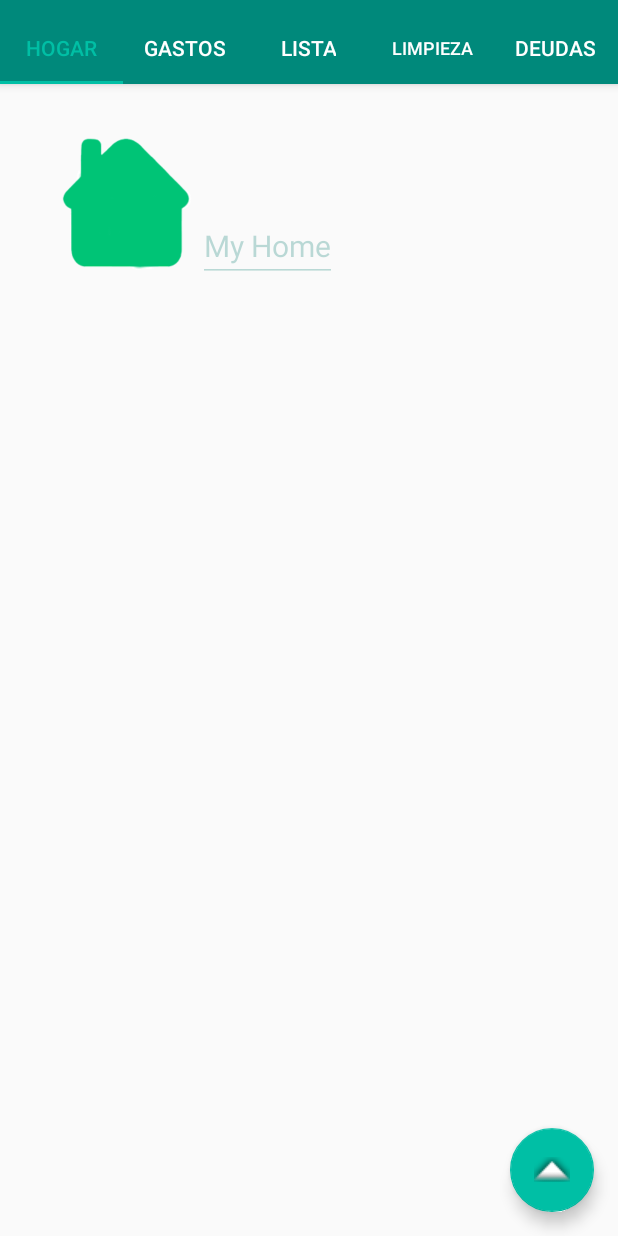
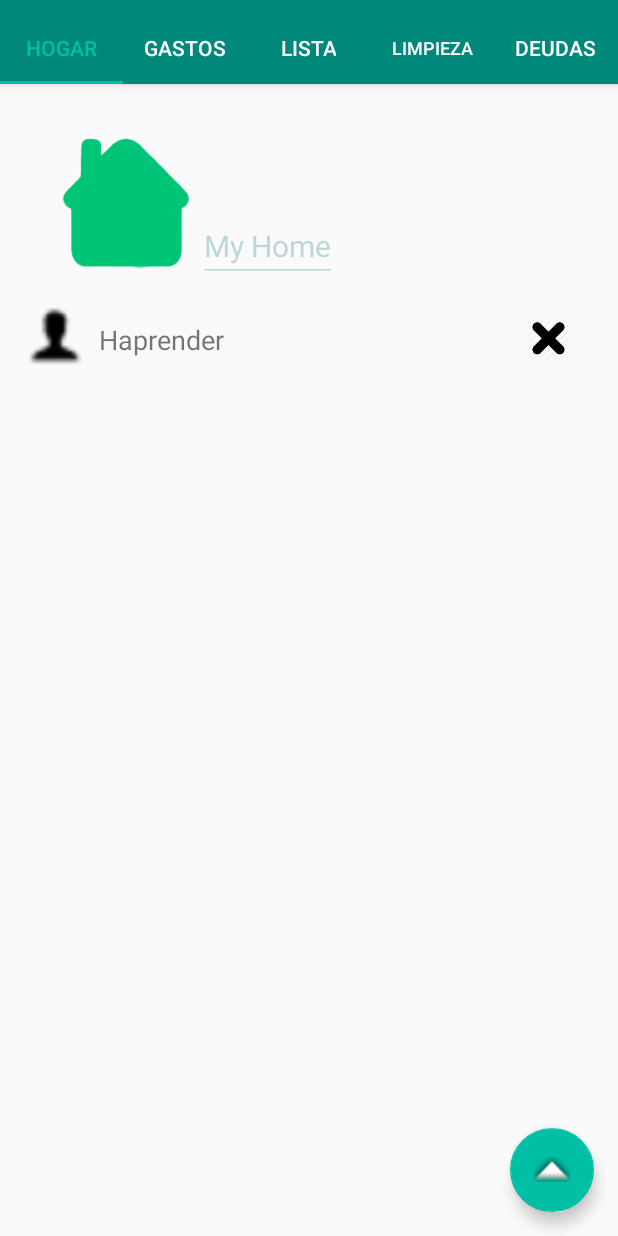
Before and after one commit to Hulk-lian/SharedFloor, an Android app: the screen it shows after launch (Selector_activity), after a tap on "INICIAR SESIÓN", on a phone screen of 412 x 824 dp. Run offline under Robolectric (Android 15) with nearby library versions, the phone set to English and light mode, and no system bars; 2 statements that could not run were skipped.

Commit message:
add recycler

```diff
--- a/app/src/main/java/com/jtsw/sharedfloor/ApplicationsTests/Home_listUsersHome.java
+++ b/app/src/main/java/com/jtsw/sharedfloor/ApplicationsTests/Home_listUsersHome.java
@@ -24,6 +24,6 @@ public class Home_listUsersHome extends ArrayList<User>{
 
         //constructor
         private Home_listUsersHome(){
-            addUser(new User("Donal","DonalDuck@sheep.com","upcuoeslaclave"));
+            addUser(new User("Haprender","DonalDuck@sheep.com","upcuoeslaclave"));
     }
 }
--- a/app/src/main/java/com/jtsw/sharedfloor/Home_fragment.java
+++ b/app/src/main/java/com/jtsw/sharedfloor/Home_fragment.java
@@ -5,10 +5,14 @@ import android.net.Uri;
 import android.os.Bundle;
 import android.support.design.widget.FloatingActionButton;
 import android.support.v4.app.Fragment;
+import android.support.v7.widget.LinearLayoutManager;
+import android.support.v7.widget.RecyclerView;
 import android.view.LayoutInflater;
 import android.view.View;
 import android.view.ViewGroup;
 import android.widget.EditText;
+
+import com.jtsw.sharedfloor.adapter.HomeUsersAdapter;
 
 
 /**
@@ -27,6 +31,12 @@ public class Home_fragment extends Fragment {
     //controls
     EditText medtHomeName;
     FloatingActionButton fabChangeHomeName;
+
+    //TODO: recycler and adapter
+    private RecyclerView recyclerView;
+    private HomeUsersAdapter adapterHome;
+
+    private Selector_activity selector_activity;
 
     // TODO: Rename parameter arguments, choose names that match
     // the fragment initialization parameters, e.g. ARG_ITEM_NUMBER
@@ -75,11 +85,14 @@ public class Home_fragment extends Fragment {
                              Bundle savedInstanceState) {
         //instanciate
         View v=inflater.inflate(R.layout.fragment_home_fragment,container,false);
-
         medtHomeName=(EditText)v.findViewById(R.id.homeEDThomeName);
-
         medtHomeName.setEnabled(editable);
 
+        //recycler
+        recyclerView=(RecyclerView)v.findViewById(R.id.homeLTVusers);
+        adapterHome = new HomeUsersAdapter(v.getContext());
+        recyclerView.setLayoutManager(new LinearLayoutManager(v.getContext()));
+        recyclerView.setAdapter(adapterHome);
         // Inflate the layout for this fragment
         //return inflater.inflate(R.layout.fragment_home_fragment, container, false);
         return v;
@@ -96,12 +109,7 @@ public class Home_fragment extends Fragment {
     public void onAttach(Context context) {
         super.onAttach(context);
 
-        if (context instanceof OnFragmentInteractionListener) {
-            mListener = (OnFragmentInteractionListener) context;
-        } else {
-            throw new RuntimeException(context.toString()
-                    + " must implement OnFragmentInteractionListener");
-        }
+        selector_activity=(Selector_activity) context;
     }
 
     @Override
--- a/app/src/main/java/com/jtsw/sharedfloor/adapter/HomeUsersAdapter.java
+++ b/app/src/main/java/com/jtsw/sharedfloor/adapter/HomeUsersAdapter.java
@@ -1,5 +1,57 @@
 package com.jtsw.sharedfloor.adapter;
 
-public class HomeUsersAdapter {
+import android.content.Context;
+import android.support.v7.widget.RecyclerView;
+import android.view.LayoutInflater;
+import android.view.View;
+import android.view.ViewGroup;
+import android.widget.ImageButton;
+import android.widget.ImageView;
+import android.widget.TextView;
 
+import com.jtsw.sharedfloor.ApplicationsTests.Home_listUsersHome;
+import com.jtsw.sharedfloor.R;
+import com.jtsw.sharedfloor.model.User;
+
+import java.util.ArrayList;
+import java.util.List;
+
+public class HomeUsersAdapter extends RecyclerView.Adapter<HomeUsersAdapter.HomeUsersVewHolder> {
+
+    private List<User> usersList;
+    private Context context;
+    public  HomeUsersAdapter(Context context)
+    {
+        this.context=context;
+        this.usersList= new ArrayList<User>(Home_listUsersHome.getExpenseslist());
+    }
+
+    @Override
+    public HomeUsersVewHolder onCreateViewHolder(ViewGroup parent, int viewType) {
+        View view= LayoutInflater.from(this.context).inflate(R.layout.home_user_item,null);
+        return new HomeUsersVewHolder(view);
+    }
+
+    @Override
+    public void onBindViewHolder(HomeUsersVewHolder holder, int position) {
+        holder.txvUserName.setText(usersList.get(position).getName());
+    }
+
+    @Override
+    public int getItemCount() {
+        return usersList.size();
+    }
+
+
+    //the holder pattern
+    public static class HomeUsersVewHolder extends RecyclerView.ViewHolder{
+
+        TextView txvUserName;
+
+        public HomeUsersVewHolder(View itemView) {
+            super(itemView);
+
+            txvUserName=(TextView) itemView.findViewById(R.id.homeTXVUsername);
+        }
+    }
 }
--- a/app/src/main/res/layout/fragment_home_fragment.xml
+++ b/app/src/main/res/layout/fragment_home_fragment.xml
@@ -16,10 +16,10 @@
     <include layout="@layout/home_title"
         android:id="@+id/include" />
 
-        <ListView
+        <android.support.v7.widget.RecyclerView
             android:layout_width="wrap_content"
             android:layout_height="wrap_content"
-            android:id="@+id/homeLVTusers"
+            android:id="@+id/homeLTVusers"
             android:layout_below="@+id/include"/>
 
     </RelativeLayout>
--- a/app/src/main/res/layout/home_user_item.xml
+++ b/app/src/main/res/layout/home_user_item.xml
@@ -21,7 +21,7 @@
         android:layout_toRightOf="@+id/homeIMVUser"
         android:layout_margin="@dimen/home_text_marginUser"
         android:layout_alignBaseline="@+id/homeIMVUser"
-        android:id="@+id/textView" />
+        android:id="@+id/homeTXVUsername" />
 
     <!-- el- esta para el testeo-->
     <ImageButton
```
